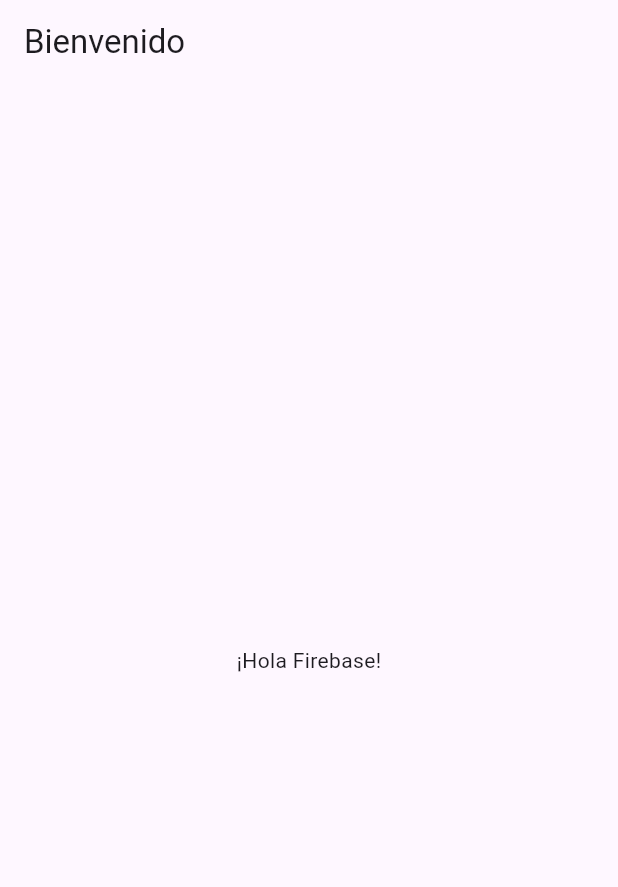
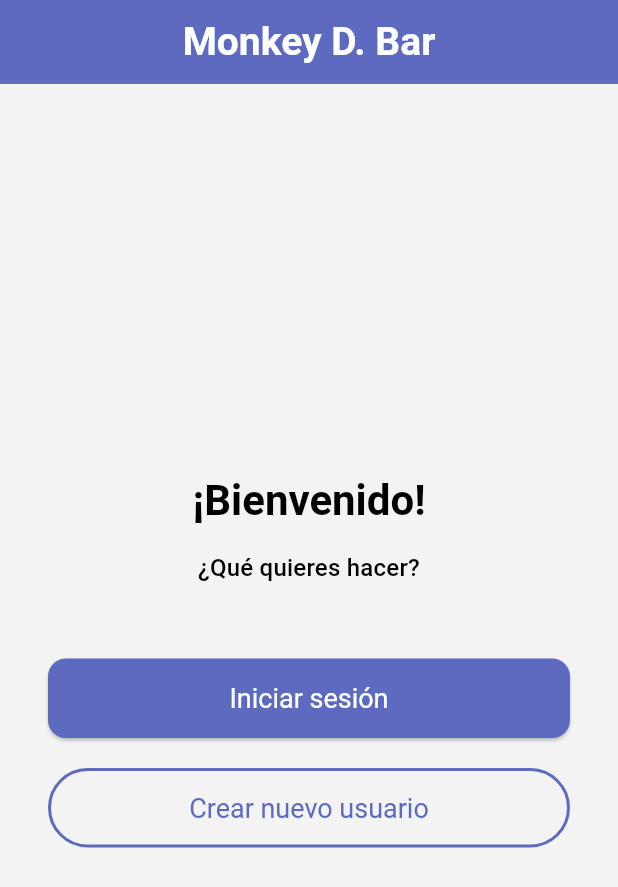
Before and after one commit to ItsMrMet/Monkey_D_Bar, a Flutter app: the screen it shows after launch, on a phone screen of 412 x 824 dp. Shown: the top 887 px of the screen. Run offline on Flutter 3.47's test engine with Material 3 defaults, Android fonts, the light colour scheme and no system bars; our stand-ins replace cloud_firestore, firebase_core; accounts and stored records are empty.

Commit message:
Welcome, login and create screen added

```diff
--- a/monkey_d_bar/lib/main.dart
+++ b/monkey_d_bar/lib/main.dart
@@ -1,24 +1,48 @@
 import 'package:flutter/material.dart';
-import 'package:firebase_core/firebase_core.dart';
-import 'firebase_options.dart'; // este lo genera flutterfire configure
+import 'package:monkey_d_bar/theme.dart';
+import 'screens/welcome_page.dart';
+import 'screens/login_page.dart';
+import 'screens/register_page.dart';
 
-void main() async {
-  WidgetsFlutterBinding.ensureInitialized();
-  await Firebase.initializeApp(
-    options: DefaultFirebaseOptions.currentPlatform,
-  );
-  runApp(MyApp());
+void main() {
+  runApp(const AppRoot());
 }
 
-class MyApp extends StatelessWidget {
+class AppRoot extends StatefulWidget {
+  const AppRoot({super.key});
+
+  @override
+  State<AppRoot> createState() => _AppRootState();
+}
+
+class _AppRootState extends State<AppRoot> {
+  // Inicialmente usamos el tema neutro
+  ThemeData _currentTheme = neutralTheme;
+
+  // Cambiaremos el tema tras login en función de la facción
+  void switchTheme(String faction) {
+    setState(() {
+      if (faction == 'pirata') {
+        _currentTheme = pirateTheme;
+      } else if (faction == 'marine') {
+        _currentTheme = marineTheme;
+      } else {
+        _currentTheme = neutralTheme;
+      }
+    });
+  }
+
   @override
   Widget build(BuildContext context) {
     return MaterialApp(
       title: 'Monkey D. Bar',
-      home: Scaffold(
-        appBar: AppBar(title: Text('Bienvenido')),
-        body: Center(child: Text('¡Hola Firebase!')),
-      ),
+      debugShowCheckedModeBanner: false,
+      theme: _currentTheme,
+      home: WelcomePage(onLoginSuccess: switchTheme),
+      routes: {
+        '/login': (_) => LoginPage(onLoginSuccess: switchTheme),
+        '/register': (_) => const RegisterPage(),
+      },
     );
   }
 }
--- /dev/null
+++ b/monkey_d_bar/lib/screens/welcome_page.dart
@@ -0,0 +1,78 @@
+import 'package:flutter/material.dart';
+import 'login_page.dart';
+import 'register_page.dart';
+
+class WelcomePage extends StatelessWidget {
+  final void Function(String faction) onLoginSuccess;
+  const WelcomePage({super.key, required this.onLoginSuccess});
+
+  @override
+  Widget build(BuildContext context) {
+    final theme = Theme.of(context);
+
+    return Scaffold(
+      appBar: AppBar(
+        title: const Text('Monkey D. Bar'),
+        centerTitle: true,
+      ),
+      body: Padding(
+        padding: const EdgeInsets.symmetric(horizontal: 32.0, vertical: 64.0),
+        child: Column(
+          mainAxisAlignment: MainAxisAlignment.center,
+          children: [
+            Text(
+              '¡Bienvenido!',
+              style: theme.textTheme.headlineMedium?.copyWith(
+                fontWeight: FontWeight.bold,
+              ),
+              textAlign: TextAlign.center,
+            ),
+            const SizedBox(height: 16),
+            Text(
+              '¿Qué quieres hacer?',
+              style: theme.textTheme.titleMedium,
+              textAlign: TextAlign.center,
+            ),
+            const SizedBox(height: 48),
+            SizedBox(
+              width: double.infinity,
+              child: ElevatedButton(
+                onPressed: () {
+                  Navigator.push(
+                    context,
+                    MaterialPageRoute(
+                      builder: (_) => LoginPage(onLoginSuccess: onLoginSuccess),
+                    ),
+                  );
+                },
+                style: ElevatedButton.styleFrom(
+                  padding: const EdgeInsets.symmetric(vertical: 16),
+                  textStyle: const TextStyle(fontSize: 18),
+                ),
+                child: const Text('Iniciar sesión'),
+              ),
+            ),
+            const SizedBox(height: 20),
+            SizedBox(
+              width: double.infinity,
+              child: OutlinedButton(
+                onPressed: () {
+                  Navigator.push(
+                    context,
+                    MaterialPageRoute(builder: (_) => const RegisterPage()),
+                  );
+                },
+                style: OutlinedButton.styleFrom(
+                  padding: const EdgeInsets.symmetric(vertical: 16),
+                  textStyle: const TextStyle(fontSize: 18),
+                  side: BorderSide(color: theme.colorScheme.primary, width: 2),
+                ),
+                child: const Text('Crear nuevo usuario'),
+              ),
+            ),
+          ],
+        ),
+      ),
+    );
+  }
+}
--- /dev/null
+++ b/monkey_d_bar/lib/theme.dart
@@ -0,0 +1,77 @@
+import 'package:flutter/material.dart';
+
+// Pirate theme: colores oscuros, rojizos, dorados
+final ThemeData pirateTheme = ThemeData(
+  brightness: Brightness.dark,
+  primaryColor: const Color(0xFF5A2A27),
+  scaffoldBackgroundColor: const Color(0xFF2E1F1A),
+  colorScheme: ColorScheme.dark(
+    primary: const Color(0xFF8B3E2F),
+    secondary: const Color(0xFFC4916E),
+  ),
+  appBarTheme: const AppBarTheme(
+    backgroundColor: Color(0xFF5A2A27),
+    foregroundColor: Colors.white,
+  ),
+  elevatedButtonTheme: ElevatedButtonThemeData(
+    style: ElevatedButton.styleFrom(
+      backgroundColor: const Color(0xFFC4916E),
+      foregroundColor: Colors.black,
+    ),
+  ),
+);
+
+// Marine theme: colores claros, azulados, plateados
+final ThemeData marineTheme = ThemeData(
+  brightness: Brightness.light,
+  primaryColor: const Color(0xFF135B8A),
+  scaffoldBackgroundColor: const Color(0xFFE6EFF4),
+  colorScheme: ColorScheme.light(
+    primary: const Color(0xFF135B8A),
+    secondary: const Color(0xFF7EB7D4),
+  ),
+  appBarTheme: const AppBarTheme(
+    backgroundColor: Color(0xFF135B8A),
+    foregroundColor: Colors.white,
+  ),
+  elevatedButtonTheme: ElevatedButtonThemeData(
+    style: ElevatedButton.styleFrom(
+      backgroundColor: const Color(0xFF7EB7D4),
+      foregroundColor: Colors.black,
+    ),
+  ),
+);
+
+final ThemeData neutralTheme = ThemeData(
+  brightness: Brightness.light,
+  scaffoldBackgroundColor: const Color(0xFFF3F3F3),
+  colorScheme: ColorScheme.light(
+    primary: Color(0xFF5C6BC0), // Azul moderno
+    secondary: Color(0xFF90CAF9), // Azul claro vibrante
+  ),
+  appBarTheme: const AppBarTheme(
+    backgroundColor: Color(0xFF5C6BC0),
+    foregroundColor: Colors.white,
+    elevation: 0,
+  ),
+  textTheme: const TextTheme(
+    titleLarge: TextStyle(fontSize: 26, fontWeight: FontWeight.bold),
+    bodyMedium: TextStyle(fontSize: 16),
+  ),
+  elevatedButtonTheme: ElevatedButtonThemeData(
+    style: ElevatedButton.styleFrom(
+      backgroundColor: const Color(0xFF5C6BC0),
+      foregroundColor: Colors.white,
+      padding: const EdgeInsets.symmetric(horizontal: 24, vertical: 14),
+      textStyle: const TextStyle(fontSize: 16, fontWeight: FontWeight.bold),
+      shape: RoundedRectangleBorder(borderRadius: BorderRadius.circular(12)),
+    ),
+  ),
+  inputDecorationTheme: InputDecorationTheme(
+    border: OutlineInputBorder(borderRadius: BorderRadius.circular(12)),
+    filled: true,
+    fillColor: Colors.white,
+    contentPadding: const EdgeInsets.symmetric(horizontal: 16, vertical: 12),
+    labelStyle: const TextStyle(color: Colors.black54),
+  ),
+);
--- a/monkey_d_bar/pubspec.yaml
+++ b/monkey_d_bar/pubspec.yaml
@@ -35,6 +35,7 @@
   # Use with the CupertinoIcons class for iOS style icons.
   cupertino_icons: ^1.0.8
   firebase_core: ^3.15.1
+  cloud_firestore: ^5.6.11
 
 dev_dependencies:
   flutter_test:
```
Also changed, not shown: monkey_d_bar/lib/screens/card_page.dart (added, +30 -0 lines), monkey_d_bar/lib/screens/login_page.dart (added, +109 -0 lines), monkey_d_bar/lib/screens/register_page.dart (added, +116 -0 lines), monkey_d_bar/lib/services/auth_service.dart (added, +39 -0 lines), monkey_d_bar/pubspec.lock, 4 other files.
